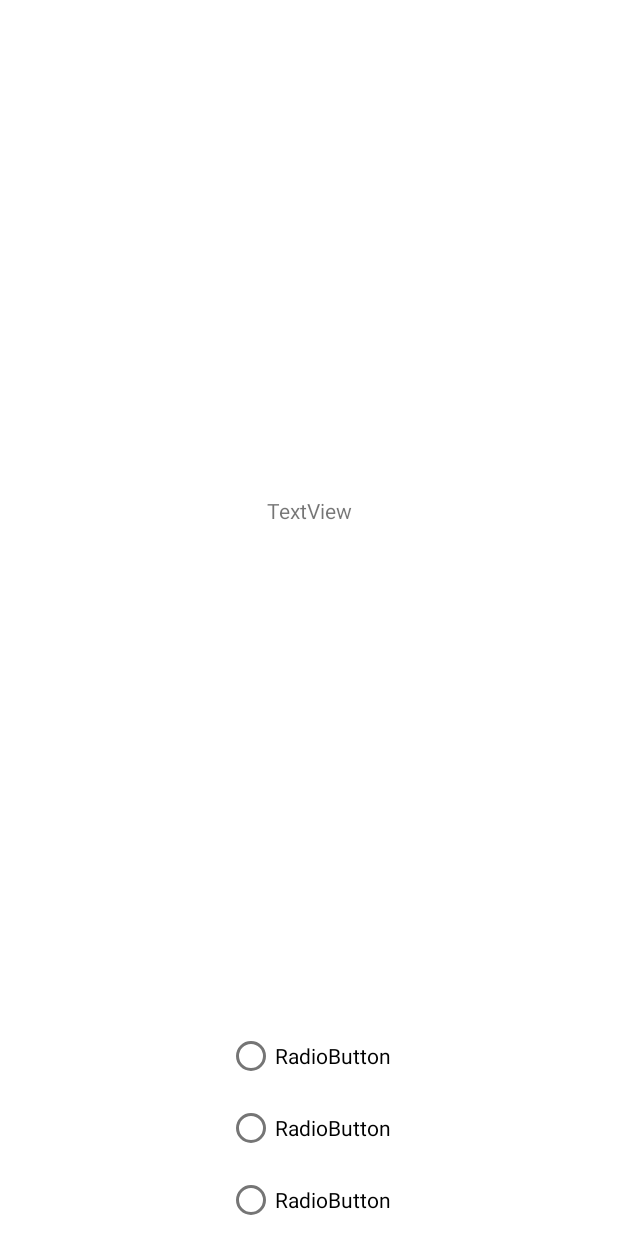
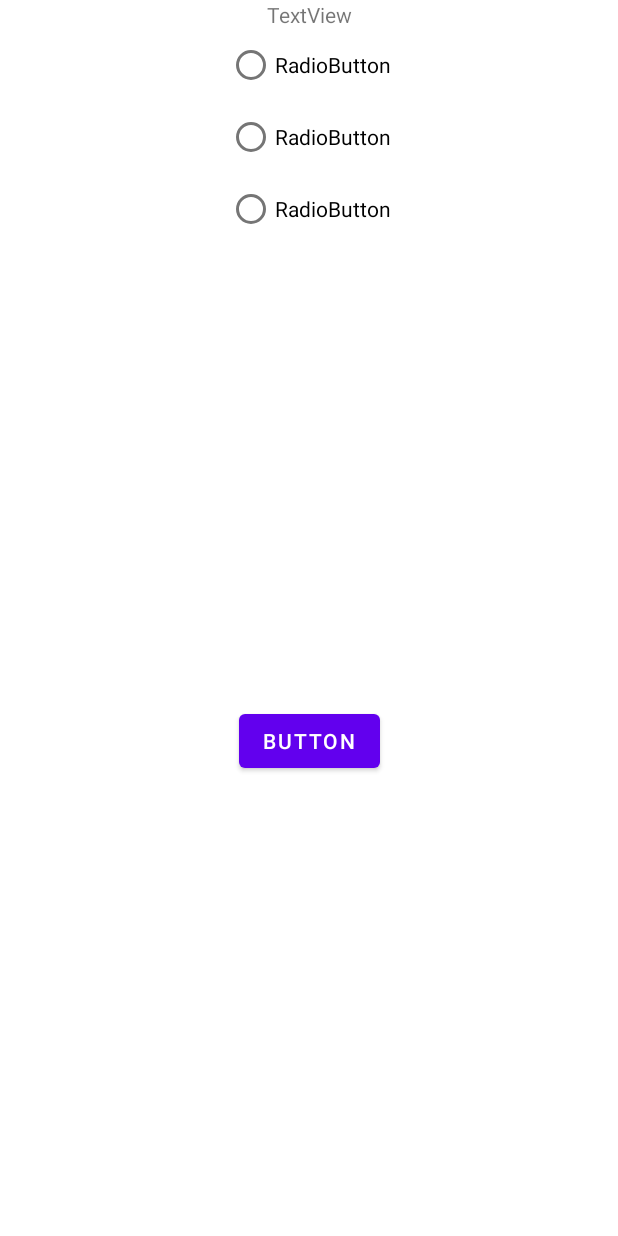
Before and after one commit to barb-b/Dobyvatel, an Android app: the layout activity_quizz.xml on its own in the app's theme, with its tools: preview values and no code run, on a phone screen of 412 x 824 dp. Run offline under Robolectric (Android 15) with nearby library versions, the phone set to English and light mode, and no system bars; network calls fail.

```diff
--- a/app/src/main/res/layout/activity_quizz.xml
+++ b/app/src/main/res/layout/activity_quizz.xml
@@ -4,19 +4,21 @@
     xmlns:tools="http://schemas.android.com/tools"
     android:layout_width="match_parent"
     android:layout_height="match_parent"
+
     tools:context=".Quizz">
 
     <RadioGroup
         android:id="@+id/radioGroup"
         android:layout_width="wrap_content"
         android:layout_height="wrap_content"
-        app:layout_constraintBottom_toBottomOf="parent"
         app:layout_constraintEnd_toEndOf="parent"
-        app:layout_constraintStart_toStartOf="parent">
+        app:layout_constraintStart_toStartOf="parent"
+        app:layout_constraintTop_toBottomOf="@+id/textView2">
 
         <RadioButton
             android:id="@+id/radioButton2"
             android:layout_width="match_parent"
+
             android:layout_height="wrap_content"
             android:text="RadioButton" />
 
@@ -38,8 +40,17 @@
         android:layout_width="wrap_content"
         android:layout_height="wrap_content"
         android:text="TextView"
-        app:layout_constraintBottom_toTopOf="@+id/radioGroup"
         app:layout_constraintEnd_toEndOf="parent"
         app:layout_constraintStart_toStartOf="parent"
         app:layout_constraintTop_toTopOf="parent" />
+
+    <Button
+        android:id="@+id/button"
+        android:layout_width="wrap_content"
+        android:layout_height="wrap_content"
+        android:text="Button"
+        app:layout_constraintBottom_toBottomOf="parent"
+        app:layout_constraintEnd_toEndOf="parent"
+        app:layout_constraintStart_toStartOf="parent"
+        app:layout_constraintTop_toBottomOf="@+id/radioGroup" />
 </androidx.constraintlayout.widget.ConstraintLayout>
```
Also changed, not shown: app/src/main/java/com/example/dobyvatel/Quizz.kt (+94 -28 lines), app/src/main/java/com/example/dobyvatel/objects/QuizzClass.kt (+9 -9 lines).
